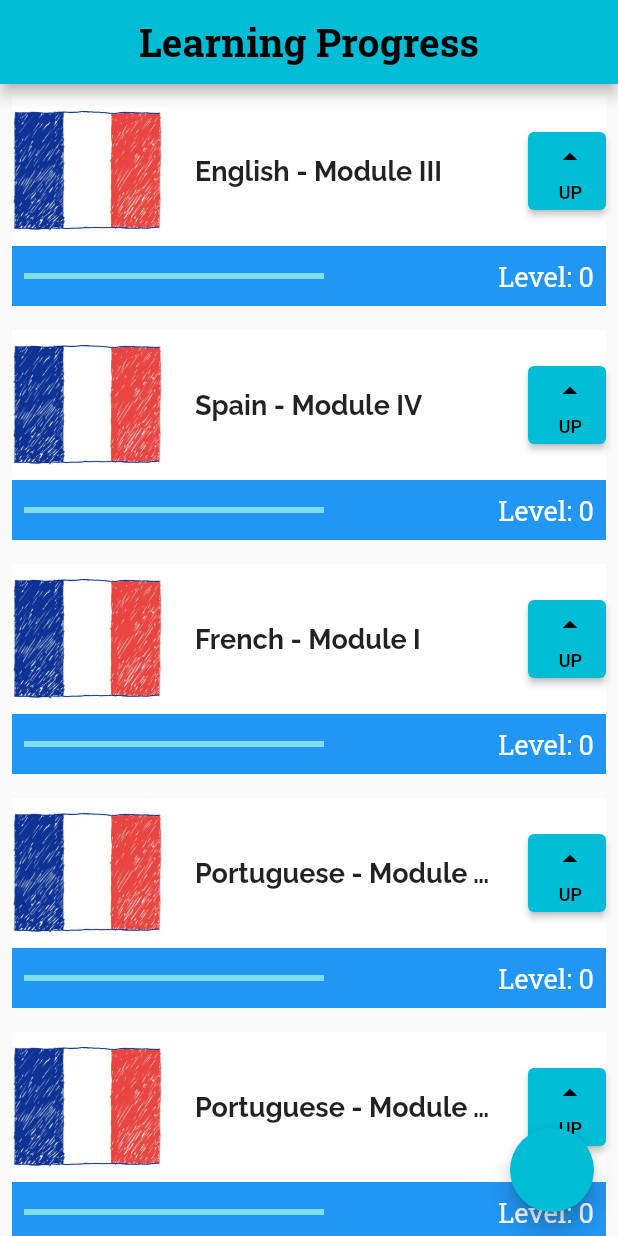
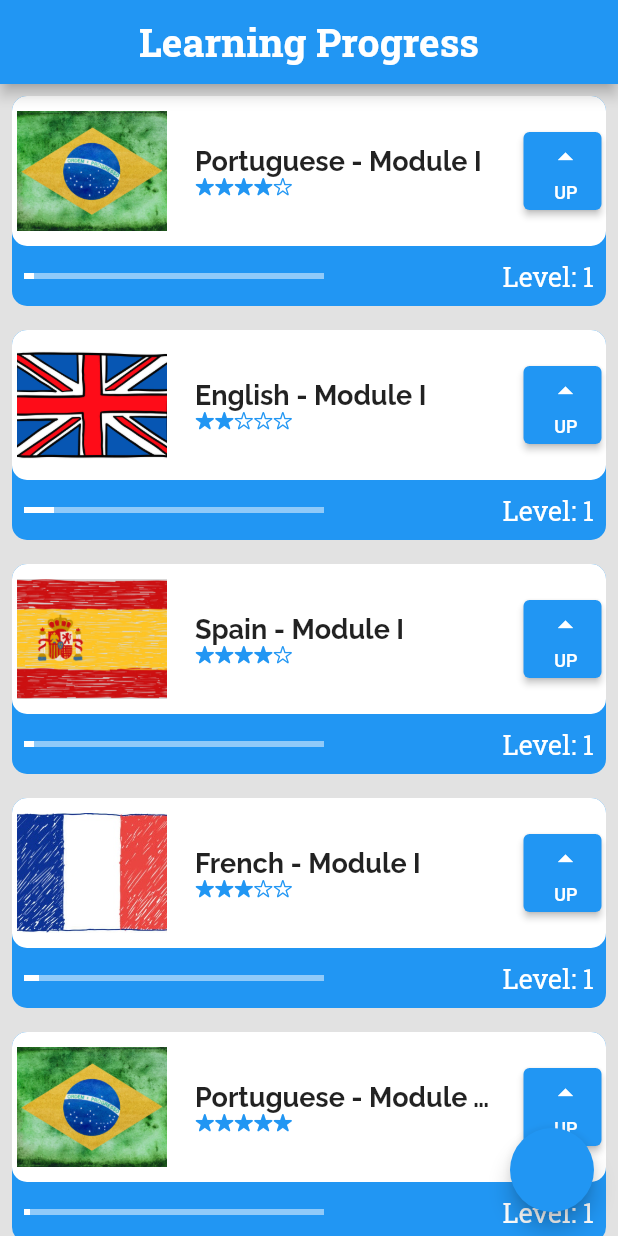
Before and after one commit to RickHPotter/self_study_notes.dart, a Flutter app: the screen it shows after launch, on a phone screen of 412 x 824 dp. Run offline on Flutter 3.47's test engine with Material 2 defaults, Android fonts, the phone set to English and light mode, and no system bars.

Commit message:
Second Day

```diff
--- a/lib/main.dart
+++ b/lib/main.dart
@@ -1,3 +1,4 @@
+import 'package:flutter/cupertino.dart';
 import 'package:flutter/material.dart';
 
 void main() {
@@ -13,7 +14,7 @@ class MyApp extends StatelessWidget {
     return MaterialApp(
         title: 'Flutter Demo',
         theme: ThemeData(
-          primarySwatch: Colors.cyan,
+          primarySwatch: Colors.blue,
         ),
         home: Scaffold(
           appBar: AppBar(
@@ -26,16 +27,38 @@ class MyApp extends StatelessWidget {
                   fontFamily: 'RobotoSlab'),
             ),
           ),
-          body: ListView(
+          body: Container(
+            color: Color.fromARGB(40, 100, 100, 100),
+            child: ListView(
               // mainAxisAlignment: MainAxisAlignment.spaceEvenly,
               children: const [
-              Task(title: 'English - Module III'),
-              Task(title: 'Spain - Module IV'),
-              Task(title: 'French - Module I'),
-              Task(title: 'Portuguese - Module VI'),
-              Task(title: 'Portuguese - Module VI'),
-              Task(title: 'Portuguese - Module VI'),
+                Task(
+                    title: 'Portuguese - Module I',
+                    path: 'assets/images/br.jpg',
+                    difficulty: 3,
+                ),
+                Task(
+                  title: 'English - Module I',
+                  path: 'assets/images/gb.jpg',
+                  difficulty: 1,
+                ),
+                Task(
+                  title: 'Spain - Module I',
+                  path: 'assets/images/sp.jpg',
+                  difficulty: 3,
+                ),
+                Task(
+                  title: 'French - Module I',
+                  path: 'assets/images/fr.jpg',
+                  difficulty: 2,
+                ),
+                Task(
+                  title: 'Portuguese - Module VII',
+                  path: 'assets/images/br.jpg',
+                  difficulty: 5,
+                ),
               ],
+            ),
           ),
           floatingActionButton: FloatingActionButton(onPressed: () {})
         ),
@@ -44,17 +67,22 @@ class MyApp extends StatelessWidget {
 }
 
 class Task extends StatefulWidget {
-  const Task({Key? key, required this.title})
+  const Task({Key? key,
+    required this.title,
+    required this.path,
+    required this.difficulty})
   : super(key: key);
 
   final String title;
+  final String path;
+  final int difficulty;
 
   @override
   State<Task> createState() => _TaskState();
 }
 
 class _TaskState extends State<Task> {
-  int level = 0;
+  int level = 1;
   @override
   Widget build(BuildContext context) {
     return Padding(
@@ -62,22 +90,38 @@ class _TaskState extends State<Task> {
       child: Stack(
         children: [
           Container(
-            color: Colors.blue, height: 140,
+            height: 140,
+            decoration: BoxDecoration(
+              // border: ,
+              borderRadius: BorderRadius.circular(10),
+              color: Colors.blue,
+            ),
           ),
           Column(
             children: [
               Container(
-                color: Colors.white, height: 100,
+                height: 100,
+                decoration: BoxDecoration(
+                  // border: ,
+                  borderRadius: BorderRadius.circular(10),
+                  color: Colors.white,
+                ),
+                child: Padding(
+                  padding: const EdgeInsets.only(left: 3, right: 3),
                   child: Row(
                     mainAxisAlignment: MainAxisAlignment.spaceBetween,
                     children: [
-                    const SizedBox(
+                      SizedBox(
                         height: 80, width: 100,
                         child: Image(
-                        image: AssetImage('assets/images/fr.jpg'),
-                        fit: BoxFit.fill,
+                          image: AssetImage(widget.path),
+                          fit: BoxFit.cover,
                         ),
                       ),
+                      Column(
+                        mainAxisAlignment: MainAxisAlignment.center ,
+                        crossAxisAlignment: CrossAxisAlignment.start,
+                        children: [
                           SizedBox(
                             width: 200,
                             child: Text(
@@ -89,6 +133,16 @@ class _TaskState extends State<Task> {
                                 overflow: TextOverflow.ellipsis,
                               ),
                             ),
+                          ),
+                          Row(
+                            children: [
+                              for (var i = 0; i < 5; i++)
+                               i <= widget.difficulty
+                                   ? const Icon(CupertinoIcons.star_fill, size: 13, color: Colors.blue,)
+                                   : const Icon(CupertinoIcons.star, size: 13, color: Colors.blue,)
+                            ],
+                          ),
+                        ],
                       ),
                       SizedBox(
                         height: 52, width: 52,
@@ -110,6 +164,7 @@ class _TaskState extends State<Task> {
                     ],
                   ),
                 ),
+              ),
               Padding(
                 padding: const EdgeInsets.all(8.0),
                 child: Row(
@@ -119,7 +174,10 @@ class _TaskState extends State<Task> {
                       width: 200,
                       child: LinearProgressIndicator(
                         color: Colors.white,
-                        value: level  / 10,
+                        value: widget.difficulty > 0
+                            ? level / widget.difficulty / 10
+                            : 1
+
                       ),
                     ),
                   Text(
```
Lines whose indentation alone changed are shown as unchanged.
